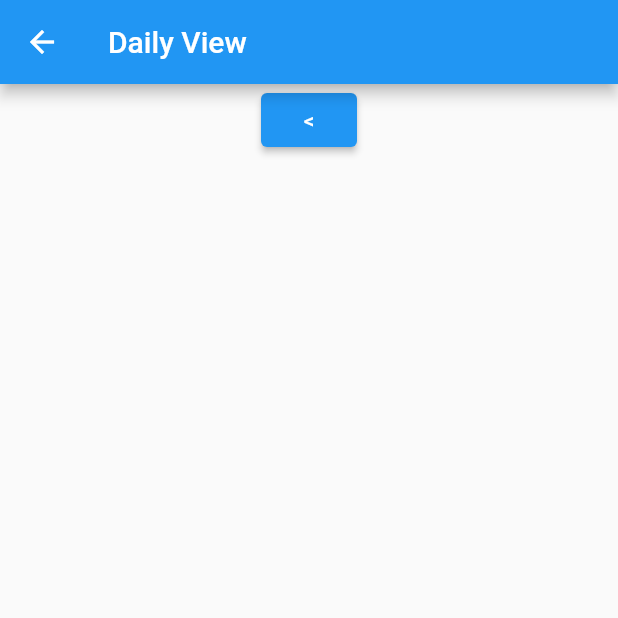
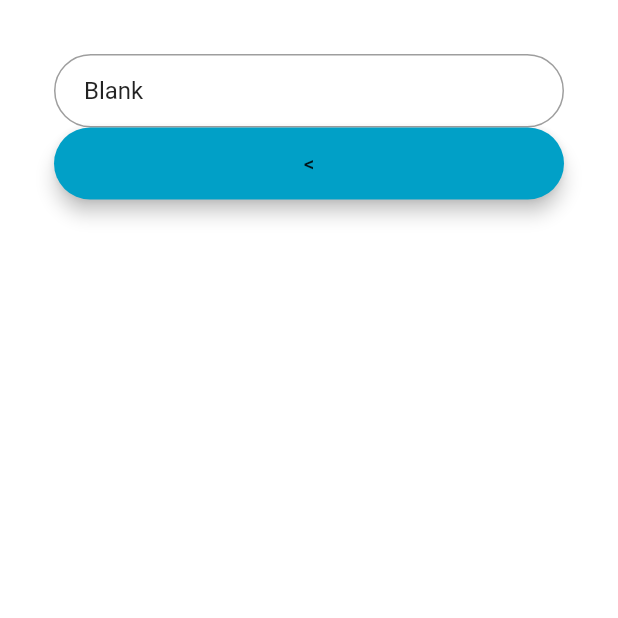
Before and after one commit to Michael-12211/Schedu-block, a Flutter app: the DailyView screen opened directly, on a phone screen of 412 x 824 dp, the top half of it. Run offline on Flutter 3.47's test engine with Material 2 defaults, Android fonts, the phone set to English and light mode, and no system bars; our stand-ins replace firebase_auth, firebase_core, rflutter_alert; accounts and stored records are empty.

Commit message:
Made daily view a stateful widget. Added text area to enter schedule name.

```diff
--- a/lib/dailyview.dart
+++ b/lib/dailyview.dart
@@ -1,23 +1,63 @@
 import 'package:flutter/material.dart';
 
-class DailyView extends StatelessWidget {
+
+class DailyView extends StatefulWidget {
+  DailyView({Key key, this.title}) : super(key: key);
+  final String title;
+
+  @override
+  _DayState createState() => _DayState();
+}
+
+class _DayState extends State<DailyView> {
+  TextEditingController nameController = new TextEditingController(text: 'Blank');
+
   @override
   Widget build(BuildContext context) {
+    final nameField = TextField(
+        controller: nameController,
+        obscureText: false,
+        decoration: InputDecoration(
+            contentPadding: EdgeInsets.fromLTRB(20, 15, 20, 15),
+            hintText: "Schedule name",
+
+            border: OutlineInputBorder(borderRadius: BorderRadius.circular(32.0))
+        )
+    );
+
+    final backButton = Material(
+        elevation: 5.0,
+        borderRadius: BorderRadius.circular(30),
+        color: Color(0xff01A0C7),
+        child: MaterialButton(
+            minWidth: MediaQuery
+                .of(context)
+                .size
+                .width,
+            padding: EdgeInsets.fromLTRB(20, 15, 20, 15),
+            onPressed: () {
+              Navigator.pop(context);
+            },
+            child: Text("<",
+              textAlign: TextAlign.center,
+            )
+        )
+    );
+
     return Scaffold(
-        appBar: AppBar(
-            title: Text('Daily View')
-        ),
         body: Center(
-            child: Column(
-              children: [
-                ElevatedButton(
-                    onPressed: () {
-                      Navigator.pop(context);
-                    },
-                    child: Text('<')
-                )
-              ],
-            )
+          child: Container(
+            color: Colors.white,
+              child: Padding(
+                padding: const EdgeInsets.all(36),
+                  child: Column(
+                    children: [
+                      nameField,
+                      backButton
+                    ],
+                  )
+              )
+          )
         )
     );
   }
```
